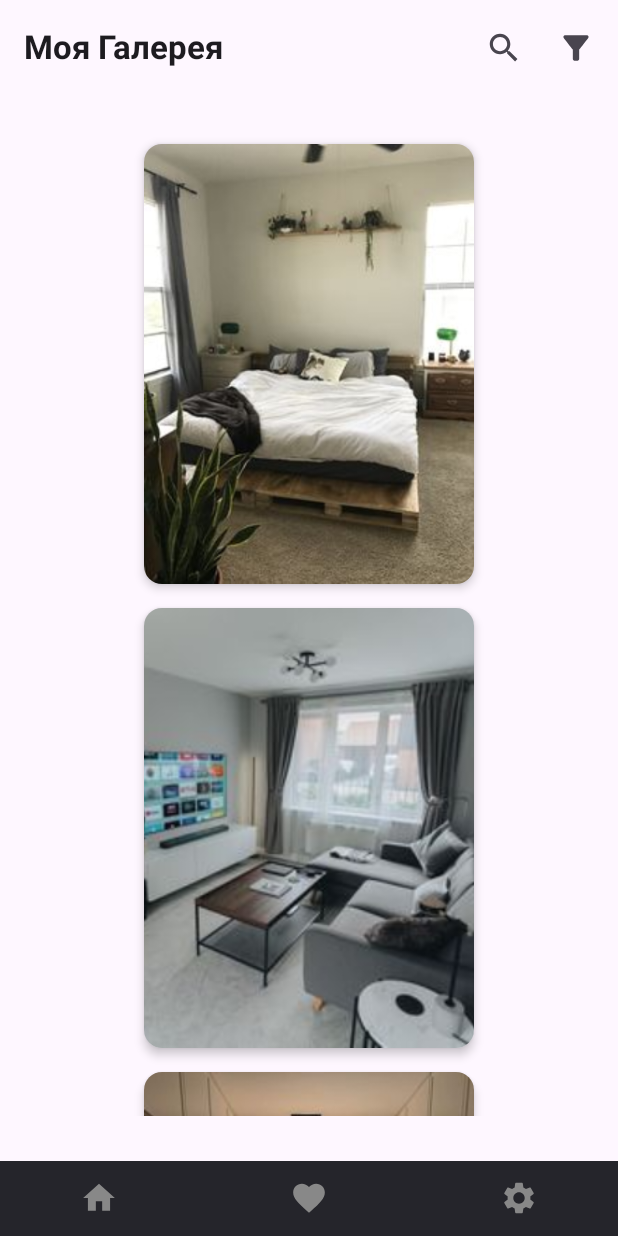
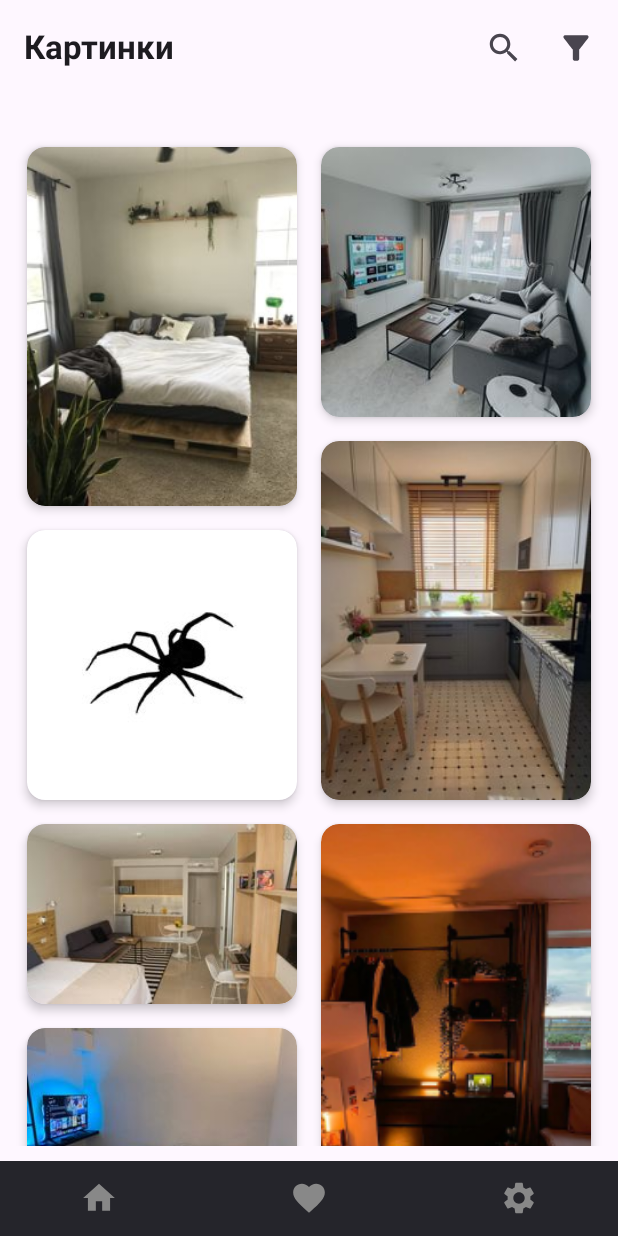
Before and after one commit to chapkir/DiplomWork, an Android app built with Jetpack Compose: the screen it shows after launch (MainActivity), on a phone screen of 412 x 824 dp. Run offline under Robolectric (Android 15) with nearby library versions, the phone set to English and light mode, and no system bars; our stand-ins replace accompanist.

Commit message:
Update main screen

```diff
--- a/app/build.gradle.kts
+++ b/app/build.gradle.kts
@@ -69,4 +69,6 @@ dependencies {
     debugImplementation(libs.androidx.ui.test.manifest)
     implementation(libs.accompanist.systemuicontroller)
     implementation("androidx.compose.material:material:1.5.4")
+    implementation("io.coil-kt:coil-compose:2.2.2")
+    implementation("androidx.compose.foundation:foundation:1.5.1")
 }
--- a/app/src/main/java/com/example/diplomwork/ui/main_screen/content_grid/ContentGrid.kt
+++ b/app/src/main/java/com/example/diplomwork/ui/main_screen/content_grid/ContentGrid.kt
@@ -1,25 +1,38 @@
 package com.example.diplomwork.ui.main_screen.content_grid
 
+import androidx.compose.foundation.layout.Arrangement
 import androidx.compose.foundation.layout.PaddingValues
 import androidx.compose.foundation.layout.padding
 import androidx.compose.foundation.lazy.grid.GridCells
+import androidx.compose.foundation.lazy.grid.LazyGridPrefetchStrategy
 import androidx.compose.foundation.lazy.grid.LazyVerticalGrid
 import androidx.compose.runtime.Composable
 import androidx.compose.ui.unit.dp
 import com.example.diplomwork.R
 import androidx.compose.ui.Modifier
 import androidx.compose.foundation.lazy.grid.items
+import androidx.compose.foundation.lazy.staggeredgrid.LazyVerticalStaggeredGrid
+import androidx.compose.foundation.lazy.staggeredgrid.StaggeredGridCells
+import androidx.compose.foundation.lazy.staggeredgrid.items
 
 @Composable
 fun ContentGrid(modifier: Modifier = Modifier) {
     val images = listOf(
-        R.drawable.testimg1, R.drawable.testimg2, R.drawable.testimg3 // Заменить на реальные данные
+        R.drawable.testimg1,
+        R.drawable.testimg2,
+        R.drawable.testimg3,
+        R.drawable.testimg4,
+        R.drawable.testimg5,
+        R.drawable.testimg7,
+        R.drawable.testimg6
     )
 
-    LazyVerticalGrid(
-        columns = GridCells.Adaptive(minSize = 120.dp), // Адаптивная сетка
-        modifier = Modifier.padding(80.dp),
-        contentPadding = PaddingValues(8.dp),
+    LazyVerticalStaggeredGrid(
+        columns = StaggeredGridCells.Fixed(2),
+        modifier = Modifier.padding(top = 80.dp, bottom = 60.dp),
+        contentPadding = PaddingValues(10.dp), // отступ со всех сторон картинки
+        //verticalArrangement = Arrangement.spacedBy(8.dp),
+        //horizontalArrangement = Arrangement.spacedBy(8.dp) // отступы между картинками
     ) {
         items(images) { imageRes ->
             ImageCard(imageRes)
--- a/app/src/main/java/com/example/diplomwork/ui/main_screen/content_grid/ImageCard.kt
+++ b/app/src/main/java/com/example/diplomwork/ui/main_screen/content_grid/ImageCard.kt
@@ -1,35 +1,68 @@
 package com.example.diplomwork.ui.main_screen.content_grid
 
-import androidx.compose.foundation.Image
 import androidx.compose.foundation.clickable
+import androidx.compose.foundation.layout.Box
 import androidx.compose.foundation.layout.aspectRatio
 import androidx.compose.foundation.layout.fillMaxWidth
 import androidx.compose.foundation.layout.padding
 import androidx.compose.foundation.shape.RoundedCornerShape
 import androidx.compose.material3.Card
 import androidx.compose.material3.CardDefaults
+import androidx.compose.material3.CircularProgressIndicator
 import androidx.compose.runtime.Composable
-import androidx.compose.ui.layout.ContentScale
-import androidx.compose.ui.res.painterResource
+import androidx.compose.runtime.getValue
+import androidx.compose.runtime.mutableStateOf
+import androidx.compose.runtime.remember
+import androidx.compose.runtime.setValue
+import androidx.compose.ui.Alignment
+import androidx.compose.ui.Modifier
+import androidx.compose.ui.draw.clip
+import androidx.compose.ui.platform.LocalContext
 import androidx.compose.ui.unit.dp
-import androidx.compose.ui.Modifier
+import coil.compose.AsyncImage
+import coil.compose.AsyncImagePainter
+import coil.request.ImageRequest
 
 @Composable
 fun ImageCard(imageRes: Int) {
+
+    var aspectRatio by remember { mutableStateOf(1f) }
+
     Card(
         shape = RoundedCornerShape(12.dp),
         elevation = CardDefaults.cardElevation(4.dp),
         modifier = Modifier
             .padding(8.dp)
+            .fillMaxWidth()
             .clickable { /* Открыть полноэкранный просмотр */ }
     ) {
-        Image(
-            painter = painterResource(id = imageRes),
-            contentDescription = "Фото",
-            contentScale = ContentScale.Crop,
-            modifier = Modifier
-                .fillMaxWidth()
-                .aspectRatio(3f / 4f) // Соотношение сторон
-        )
+        Box {
+            AsyncImage(
+                model = ImageRequest.Builder(LocalContext.current)
+                    .data(imageRes)
+                    .crossfade(true) // Плавная загрузка
+                    .build(),
+                contentDescription = null,
+                onState = { state ->
+                    if (state is AsyncImagePainter.State.Success) {
+                        val size = state.painter.intrinsicSize
+                        if (size.width > 0 && size.height > 0) {
+                            aspectRatio =
+                                size.width / size.height // Устанавливаем реальное соотношение
+                        }
+                    }
+                },
+                modifier = Modifier
+                    .fillMaxWidth()
+                    .aspectRatio(aspectRatio) // Динамическое соотношение
+                    .clip(RoundedCornerShape(12.dp))
+            )
+
+            if (aspectRatio == 0f) { // Пока не загружено, показываем загрузку
+                CircularProgressIndicator(
+                    modifier = Modifier.align(Alignment.Center)
+                )
+            }
+        }
     }
 }
--- a/app/src/main/java/com/example/diplomwork/ui/main_screen/top_bar/TopBar.kt
+++ b/app/src/main/java/com/example/diplomwork/ui/main_screen/top_bar/TopBar.kt
@@ -27,7 +27,7 @@ fun TopBar() {
     )
 
     TopAppBar(
-        title = { Text("Моя Галерея", fontWeight = FontWeight.Bold) },
+        title = { Text("Картинки", fontWeight = FontWeight.Bold) },
         actions = {
 
             IconButton(
```
Also changed, not shown: app/src/main/res/drawable/testimg4.jpg (added), app/src/main/res/drawable/testimg5.jpg (added), app/src/main/res/drawable/testimg6.jpg (added), app/src/main/res/drawable/testimg7.jpg (added).
